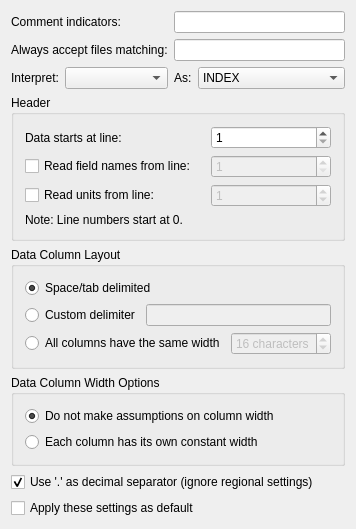
The window that src/datasources/ascii/asciiconfig.ui (Kst-plot/kst) describes before a commit, drawn with Qt 5.
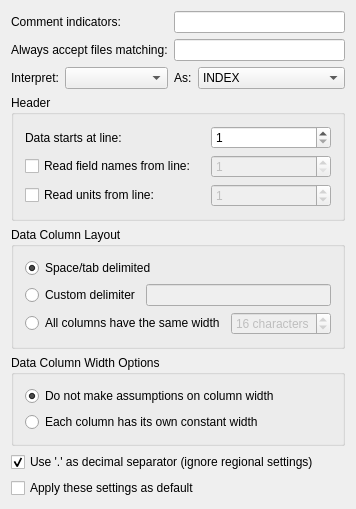
The same window after the commit.

Commit message: line numbers start at 1 in the dialog, internal we start at 0

```diff
--- a/src/datasources/ascii/asciiconfig.ui
+++ b/src/datasources/ascii/asciiconfig.ui
@@ -210,22 +210,6 @@
         </property>
        </widget>
       </item>
-      <item row="3" column="0">
-       <widget class="QLabel" name="textLabel1_9">
-        <property name="sizePolicy">
-         <sizepolicy hsizetype="Preferred" vsizetype="Preferred">
-          <horstretch>3</horstretch>
-          <verstretch>0</verstretch>
-         </sizepolicy>
-        </property>
-        <property name="text">
-         <string>Note: Line numbers start at 0.</string>
-        </property>
-        <property name="wordWrap">
-         <bool>false</bool>
-        </property>
-       </widget>
-      </item>
      </layout>
     </widget>
    </item>
```
